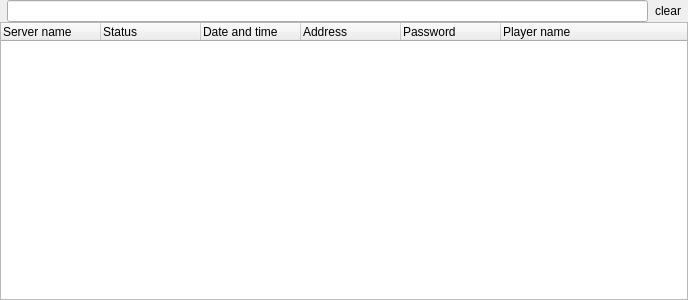
navrocky/urtconnector, file src/history/history_widget.ui: the form before one commit.
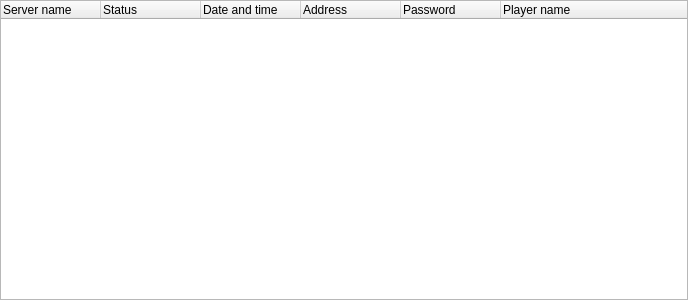
The form after the commit. Icons and pictures are not drawn.

Commit message: some fixes before sleep :)

Patch:
```diff
--- a/src/history/history_widget.ui
+++ b/src/history/history_widget.ui
@@ -17,37 +17,6 @@
    <property name="margin">
     <number>0</number>
    </property>
-   <item>
-    <layout class="QHBoxLayout" name="horizontalLayout">
-     <item>
-      <widget class="QLabel" name="label">
-       <property name="text">
-        <string/>
-       </property>
-       <property name="pixmap">
-        <pixmap resource="../images.qrc">:/icons/icons/edit-find.png</pixmap>
-       </property>
-      </widget>
-     </item>
-     <item>
-      <widget class="QLineEdit" name="filterEdit"/>
-     </item>
-     <item>
-      <widget class="QToolButton" name="clearFilterButton">
-       <property name="text">
-        <string>clear</string>
-       </property>
-       <property name="icon">
-        <iconset resource="../images.qrc">
-         <normaloff>:/icons/icons/edit-clear-locationbar-rtl.png</normaloff>:/icons/icons/edit-clear-locationbar-rtl.png</iconset>
-       </property>
-       <property name="autoRaise">
-        <bool>true</bool>
-       </property>
-      </widget>
-     </item>
-    </layout>
-   </item>
    <item>
     <widget class="QTreeWidget" name="treeWidget">
      <property name="minimumSize">
```
The commit also changes 2 other files.
